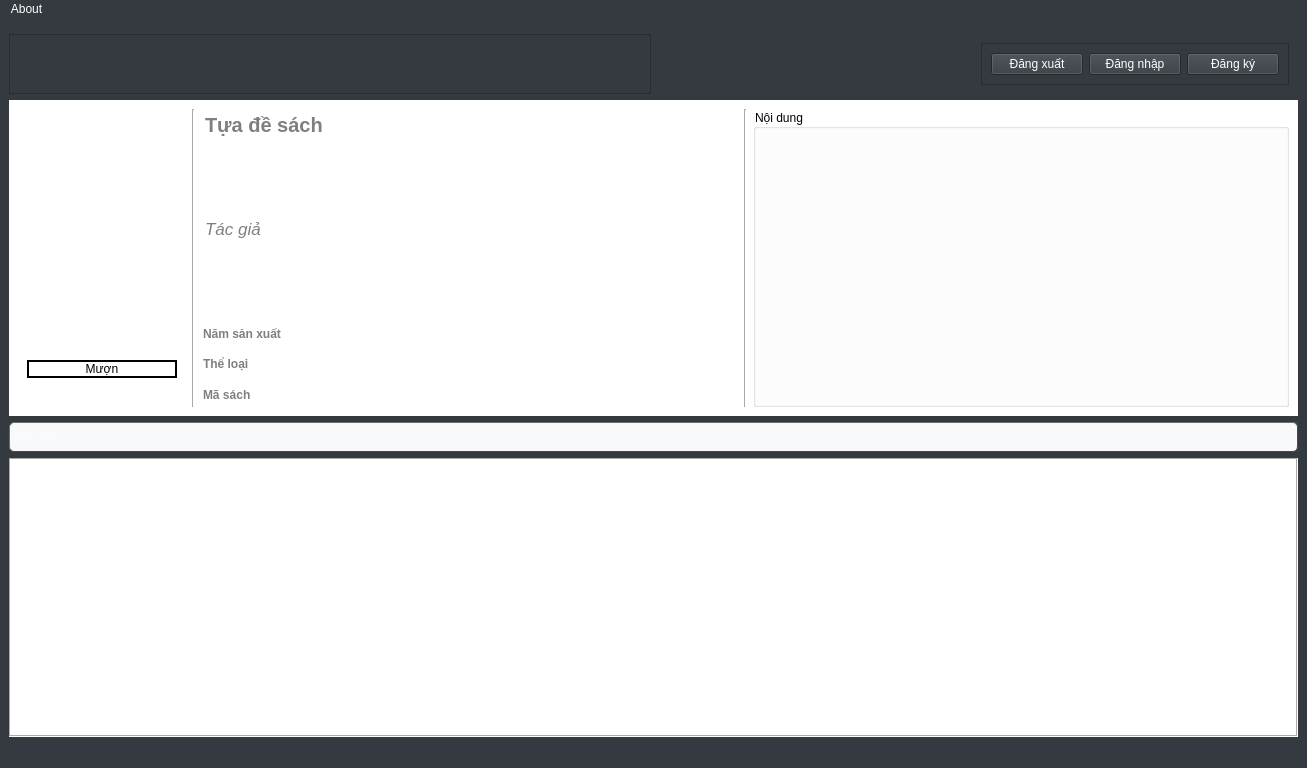
This is readergui.ui in fantasyinferno/libpro as Qt 5 draws it before an edit. The edited form follows.
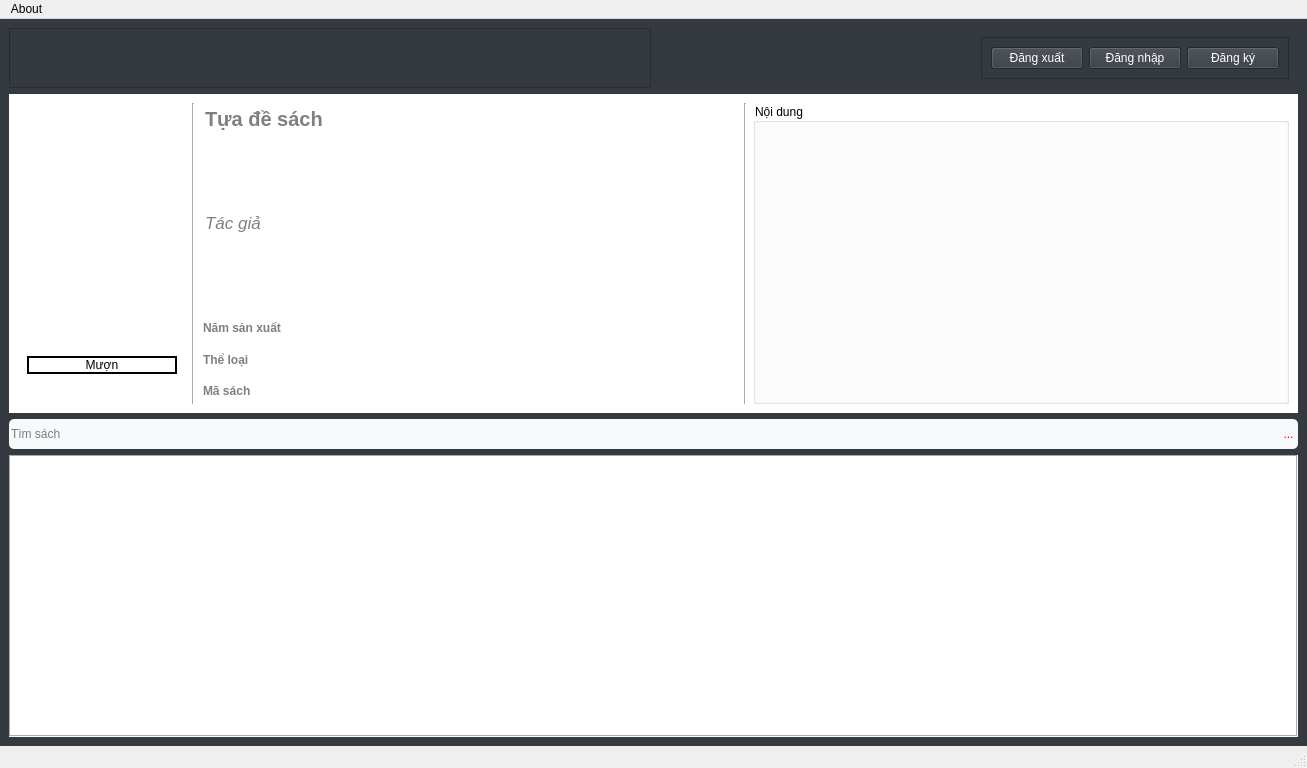
This is the edited form. Icons and pictures are not drawn.

Commit message: Add functionalities for the search button, dangKyButton, dangNhapButton and dangXuatButton. Username now displays upon signing in. Replace username QLabel with a flat QPushButton to send clicked() signal.

```diff
--- a/readergui.ui
+++ b/readergui.ui
@@ -14,21 +14,14 @@
    <string>MainWindow</string>
   </property>
   <property name="styleSheet">
+   <string notr="true"/>
+  </property>
+  <widget class="QWidget" name="centralwidget">
+   <property name="styleSheet">
    <string notr="true">background-color: #343a40;
 color: white;</string>
   </property>
-  <widget class="QWidget" name="centralwidget">
-   <layout class="QVBoxLayout" name="verticalLayout_7">
-    <item>
-     <widget class="QFrame" name="frame">
-      <property name="frameShape">
-       <enum>QFrame::StyledPanel</enum>
-      </property>
-      <property name="frameShadow">
-       <enum>QFrame::Raised</enum>
-      </property>
-     </widget>
-    </item>
+   <layout class="QVBoxLayout" name="verticalLayout_3">
     <item>
      <layout class="QHBoxLayout" name="header">
       <item>
@@ -71,10 +64,16 @@
         </property>
         <layout class="QHBoxLayout" name="horizontalLayout_4">
          <item>
-          <widget class="QLabel" name="username">
+          <widget class="QPushButton" name="username">
+           <property name="styleSheet">
+            <string notr="true">color: white;</string>
+           </property>
            <property name="text">
             <string/>
            </property>
+           <property name="flat">
+            <bool>true</bool>
+           </property>
           </widget>
          </item>
          <item>
@@ -450,7 +449,12 @@
      </widget>
     </item>
     <item>
-     <layout class="QVBoxLayout" name="footer">
+     <layout class="QVBoxLayout" name="verticalLayout_2">
+      <item>
+       <layout class="QHBoxLayout" name="horizontalLayout_8">
+        <property name="spacing">
+         <number>0</number>
+        </property>
       <item>
        <widget class="QLineEdit" name="thanhTimKiem">
         <property name="minimumSize">
@@ -460,11 +464,12 @@
          </size>
         </property>
         <property name="styleSheet">
-         <string notr="true">border-radius: 5px;
+           <string notr="true">border-top-left-radius: 5px;
+border-bottom-left-radius: 5px;
 border-style: outset;
-border-width: 1px;
 border-color: rgb(72, 72, 72);
-background-color: #f8f9fa;</string>
+background-color: #f8f9fa;
+color: black;</string>
         </property>
         <property name="placeholderText">
          <string>Tìm sách</string>
@@ -472,6 +477,42 @@
        </widget>
       </item>
       <item>
+         <widget class="QToolButton" name="timKiemButton">
+          <property name="minimumSize">
+           <size>
+            <width>0</width>
+            <height>30</height>
+           </size>
+          </property>
+          <property name="autoFillBackground">
+           <bool>false</bool>
+          </property>
+          <property name="styleSheet">
+           <string notr="true">border-top-right-radius: 5px;
+border-bottom-right-radius: 5px;
+border-style: outset;
+border-color: rgb(72, 72, 72);
+background-color: #f8f9fa;
+color: red;</string>
+          </property>
+          <property name="text">
+           <string>...</string>
+          </property>
+          <property name="icon">
+           <iconset resource="resources.qrc">
+            <normaloff>:/media/icons/search_bar.png</normaloff>:/media/icons/search_bar.png</iconset>
+          </property>
+          <property name="iconSize">
+           <size>
+            <width>20</width>
+            <height>25</height>
+           </size>
+          </property>
+         </widget>
+        </item>
+       </layout>
+      </item>
+      <item>
        <widget class="QTableView" name="danhMucSach">
         <property name="styleSheet">
          <string notr="true">background-color: white;
@@ -496,7 +537,7 @@
          <bool>true</bool>
         </property>
         <attribute name="horizontalHeaderVisible">
-         <bool>true</bool>
+         <bool>false</bool>
         </attribute>
         <attribute name="horizontalHeaderCascadingSectionResizes">
          <bool>true</bool>
```
Left out of the diff: 19 changed lines with no effect on the pictures. Lines whose indentation alone changed are shown as unchanged. The commit also changes 10 other files.
